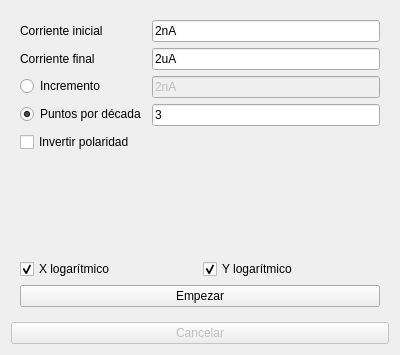
Above: vi.ui from ignamv/lfdm before the change. Below: the same form after it.
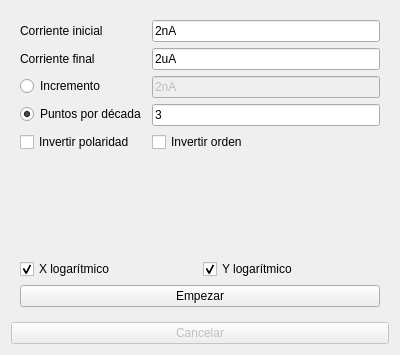
That is the form after the change.

Commit message: Conectar bulk en vi_gui

The edit to the form file:
```diff
--- a/vi.ui
+++ b/vi.ui
@@ -97,13 +97,20 @@
           </property>
          </widget>
         </item>
-        <item row="4" column="0" colspan="2">
-         <widget class="QCheckBox" name="invertir">
+        <item row="4" column="0">
+         <widget class="QCheckBox" name="invertir_polaridad">
           <property name="text">
            <string>Invertir polaridad</string>
           </property>
          </widget>
         </item>
+        <item row="4" column="1">
+         <widget class="QCheckBox" name="invertir_orden">
+          <property name="text">
+           <string>Invertir orden</string>
+          </property>
+         </widget>
+        </item>
        </layout>
       </item>
       <item>
```
The commit also changes 1 other file.
